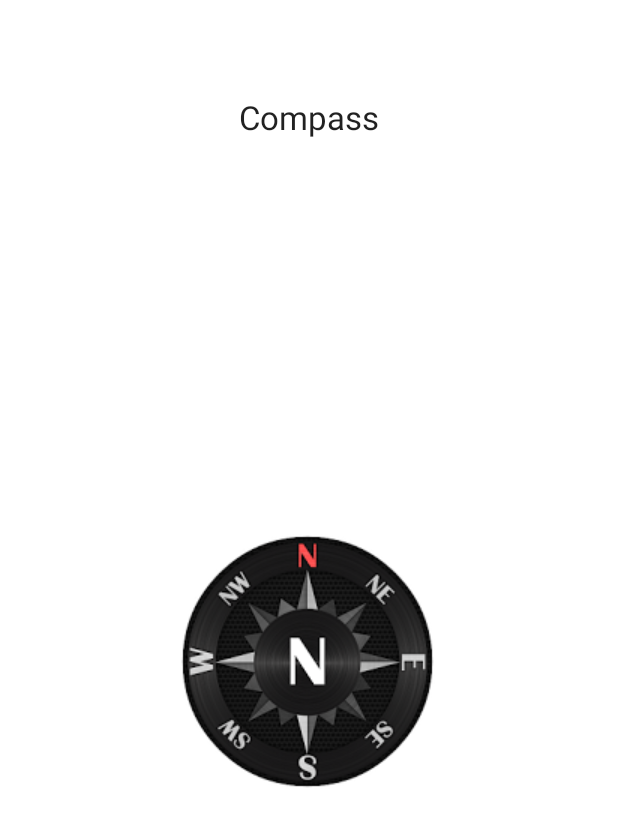
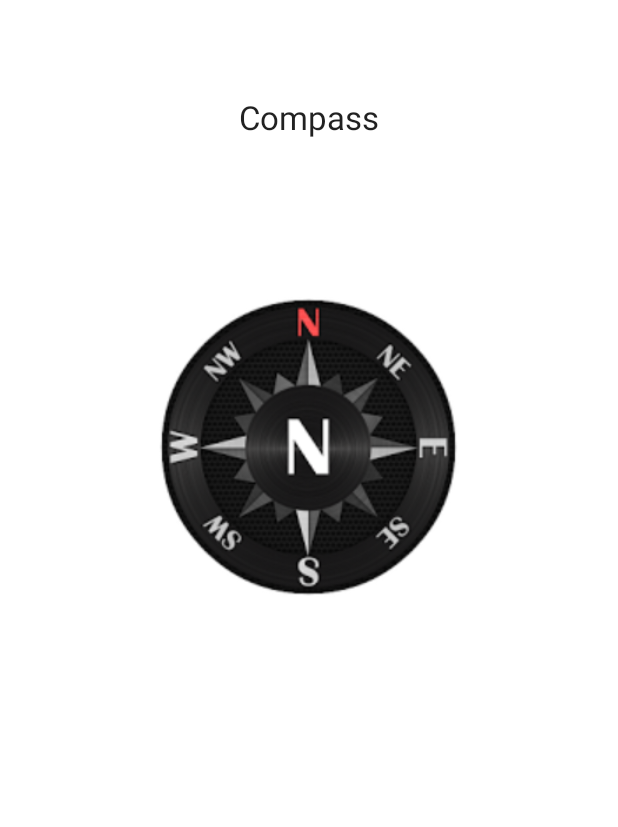
Before and after one commit to emmafranzon/AndroidTestApp, an Android app: the ActivityCompass screen opened directly, with no data from a screen before it, on a phone screen of 412 x 824 dp. Shown: the top 827 px of the screen. Run offline under Robolectric (Android 15) with nearby library versions, the phone set to English and light mode, and no system bars.

```diff
--- a/app/src/main/AndroidManifest.xml
+++ b/app/src/main/AndroidManifest.xml
@@ -3,6 +3,8 @@
     package="com.example.myfirstapp">
 
     <uses-permission android:name="android.permission.VIBRATE" />
+    <uses-permission android:name="android.permission.ACCESS_FINE_LOCATION" />
+    <uses-permission android:name="android.permission. ACCESS_COARSE_LOCATION" />
     <application
         android:allowBackup="true"
         android:icon="@mipmap/ic_launcher"
--- a/app/src/main/res/layout/activity_compass.xml
+++ b/app/src/main/res/layout/activity_compass.xml
@@ -27,36 +27,47 @@
         android:layout_width="309dp"
         android:layout_height="64dp"
         android:gravity="center"
-        android:layout_marginTop="40dp"
+        android:textAppearance="@style/TextAppearance.AppCompat.Large"
+        android:textColor="#534F4F"
+        app:layout_constraintBottom_toTopOf="@+id/compass_location"
+        app:layout_constraintEnd_toEndOf="parent"
+        app:layout_constraintStart_toStartOf="parent" />
+
+    <TextView
+        android:id="@+id/compass_location"
+        android:layout_width="309dp"
+        android:layout_height="64dp"
+        android:layout_marginBottom="68dp"
+        android:gravity="center"
+        android:textAppearance="@style/TextAppearance.AppCompat.Large"
+        android:textColor="#534F4F"
+        app:layout_constraintBottom_toBottomOf="parent"
+        app:layout_constraintEnd_toEndOf="parent"
+        app:layout_constraintStart_toStartOf="parent" />
+
+    <TextView
+        android:id="@+id/compass_direction"
+        android:layout_width="129dp"
+        android:layout_height="54dp"
+        android:layout_marginTop="44dp"
+        android:gravity="center"
         android:textAppearance="@style/TextAppearance.AppCompat.Large"
         app:layout_constraintEnd_toEndOf="parent"
         app:layout_constraintStart_toStartOf="parent"
         app:layout_constraintTop_toBottomOf="@+id/textView" />
 
-    <TextView
-        android:id="@+id/compass_direction"
-        android:layout_width="51dp"
-        android:layout_height="46dp"
-        android:layout_marginTop="68dp"
-        android:gravity="center"
-        android:textAppearance="@style/TextAppearance.AppCompat.Large"
-        app:layout_constraintEnd_toEndOf="parent"
-        app:layout_constraintStart_toStartOf="parent"
-        app:layout_constraintTop_toBottomOf="@+id/compass_degrees" />
-
     <ImageView
         android:id="@+id/compass_image"
-        android:layout_width="wrap_content"
-        android:layout_height="wrap_content"
-        android:layout_marginBottom="16dp"
+        android:layout_width="206dp"
+        android:layout_height="200dp"
         android:scaleX="1"
         android:scaleY="1"
         android:src="@drawable/compass_icon"
-        app:layout_constraintBottom_toBottomOf="parent"
+        app:layout_constraintBottom_toTopOf="@+id/compass_degrees"
         app:layout_constraintEnd_toEndOf="parent"
         app:layout_constraintHorizontal_bias="0.497"
         app:layout_constraintStart_toStartOf="parent"
         app:layout_constraintTop_toBottomOf="@+id/compass_direction"
-        app:layout_constraintVertical_bias="0.118" />
+        app:layout_constraintVertical_bias="0.0" />
 
 </androidx.constraintlayout.widget.ConstraintLayout>
```
Also changed, not shown: app/src/main/java/com/example/myfirstapp/ActivityAccelerometer.java (+104 -28 lines), app/src/main/java/com/example/myfirstapp/ActivityCompass.java (+66 -21 lines), app/src/main/res/layout/activity_accelerometer.xml (+14 -3 lines), app/src/main/res/drawable/tiltphone.png (added), 1 other file.
